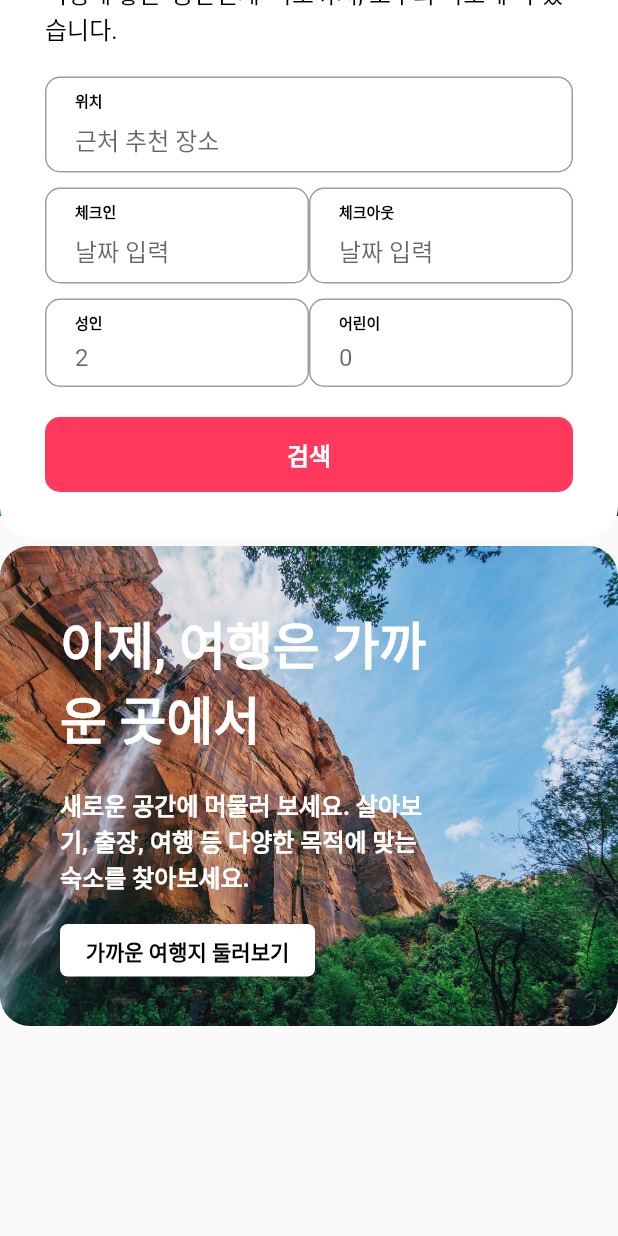
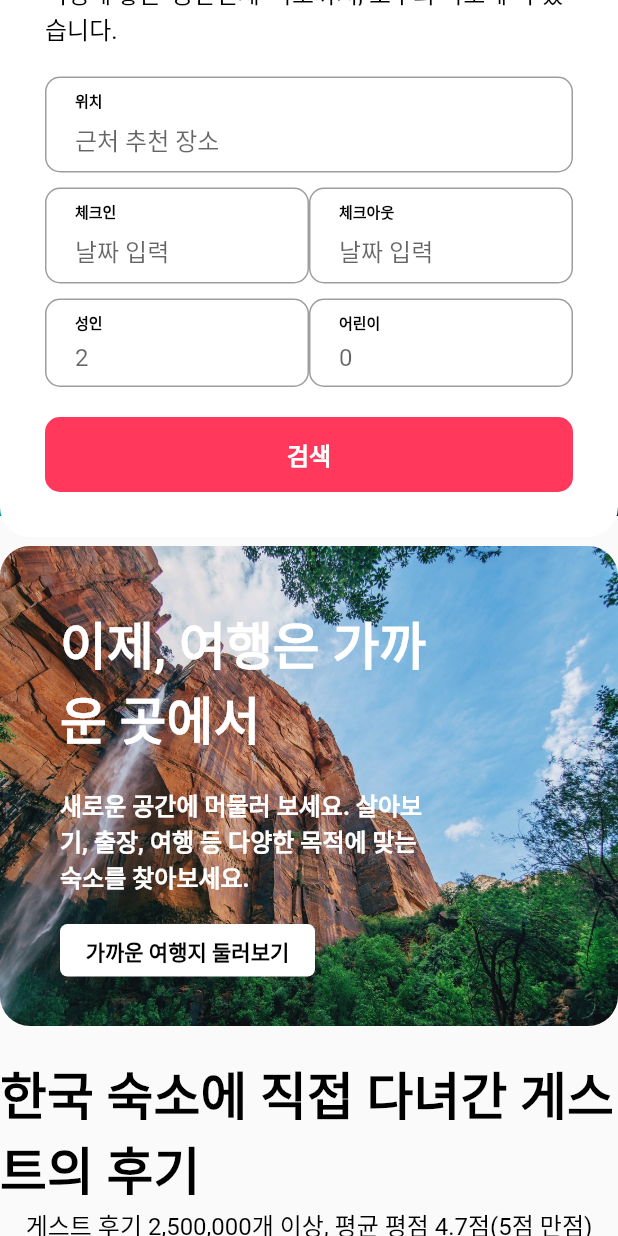
Before and after one commit to codewhite7777/flutter_ui_clone_01, a Flutter app: the screen it shows after launch, scrolled down 276 dp, on a phone screen of 412 x 824 dp. Run offline on Flutter 3.47's test engine with Material 2 defaults, Android fonts, the phone set to English and light mode, and no system bars; our stand-ins replace flutter_svg.

Commit message:
feat: home body

```diff
--- a/flutter_airbnb/lib/components/common/common_form_field.dart
+++ b/flutter_airbnb/lib/components/common/common_form_field.dart
@@ -18,14 +18,14 @@ class CommonFormField extends StatelessWidget {
         TextFormField(
           textAlignVertical: TextAlignVertical.bottom,
           decoration: InputDecoration(
-            contentPadding: EdgeInsets.only(top: 30, left: 20, bottom: 10),
+            contentPadding: const EdgeInsets.only(top: 30, left: 20, bottom: 10),
             hintText: hintText,
             border: OutlineInputBorder(
               borderRadius: BorderRadius.circular(10),
             ),
             focusedBorder: OutlineInputBorder(
               borderRadius: BorderRadius.circular(10),
-              borderSide: BorderSide(
+              borderSide: const BorderSide(
                 color: Colors.black,
                 width: 2,
               ),
--- a/flutter_airbnb/lib/components/home/home_body.dart
+++ b/flutter_airbnb/lib/components/home/home_body.dart
@@ -13,7 +13,7 @@ class HomeBody extends StatelessWidget {
       child: SizedBox(
         width: bodyWidth,
         child: Column(
-          children: [
+          children: const [
             HomeBodyBanner(),
             HomeBodyPopular(),
           ],
--- a/flutter_airbnb/lib/components/home/home_body_banner.dart
+++ b/flutter_airbnb/lib/components/home/home_body_banner.dart
@@ -8,7 +8,7 @@ class HomeBodyBanner extends StatelessWidget {
   @override
   Widget build(BuildContext context) {
     return Padding(
-      padding: EdgeInsets.only(top: gap_m),
+      padding: const EdgeInsets.only(top: gap_m),
       child: Stack(
         children: [
           _buildBannerImage(),
@@ -34,21 +34,21 @@ class HomeBodyBanner extends StatelessWidget {
         crossAxisAlignment: CrossAxisAlignment.start,
         children: [
           Container(
-            constraints: BoxConstraints(maxWidth: 250),
+            constraints: const BoxConstraints(maxWidth: 250),
             child: Text(
               '이제, 여행은 가까운 곳에서',
               style: h4(mColor: Colors.white),
             ),
           ),
-          SizedBox(height: gap_m),
+          const SizedBox(height: gap_m),
           Container(
-            constraints: BoxConstraints(maxWidth: 250),
+            constraints: const BoxConstraints(maxWidth: 250),
             child: Text(
               '새로운 공간에 머물러 보세요. 살아보기, 출장, 여행 등 다양한 목적에 맞는 숙소를 찾아보세요.',
               style: subtitle1(mColor: Colors.white),
             ),
           ),
-          SizedBox(height: gap_m),
+          const SizedBox(height: gap_m),
           SizedBox(
             height: 35,
             width: 170,
--- a/flutter_airbnb/lib/components/home/home_body_popular.dart
+++ b/flutter_airbnb/lib/components/home/home_body_popular.dart
@@ -1,6 +1,7 @@
 import 'package:flutter/material.dart';
 import 'package:flutter_airbnb/components/home/home_body_popular_item.dart';
 import 'package:flutter_airbnb/size.dart';
+import 'package:flutter_airbnb/style.dart';
 
 class HomeBodyPopular extends StatelessWidget {
   const HomeBodyPopular({Key? key}) : super(key: key);
@@ -8,7 +9,7 @@ class HomeBodyPopular extends StatelessWidget {
   @override
   Widget build(BuildContext context) {
     return Padding(
-      padding: EdgeInsets.only(top: gap_m),
+      padding: const EdgeInsets.only(top: gap_m),
       child: Column(
         children: [
           _buildPopularTitle(),
@@ -19,16 +20,28 @@ class HomeBodyPopular extends StatelessWidget {
   }
 
   Widget _buildPopularTitle() {
-    return SizedBox();
+    return Column(
+      children: [
+        Text(
+          '한국 숙소에 직접 다녀간 게스트의 후기',
+          style: h5(),
+        ),
+        Text(
+          '게스트 후기 2,500,000개 이상, 평균 평점 4.7점(5점 만점)',
+          style: body1(),
+        ),
+        const SizedBox(height: gap_m),
+      ],
+    );
   }
 
   Widget _buildPopularList() {
     return Wrap(
       children: [
         HomeBodyPopularItem(id: 0),
-        SizedBox(width: 7.5),
+        const SizedBox(width: 7.5),
         HomeBodyPopularItem(id: 1),
-        SizedBox(width: 7.5),
+        const SizedBox(width: 7.5),
         HomeBodyPopularItem(id: 2),
       ],
     );
--- a/flutter_airbnb/lib/components/home/home_header.dart
+++ b/flutter_airbnb/lib/components/home/home_header.dart
@@ -12,14 +12,14 @@ class HomeHeader extends StatelessWidget {
       width: double.infinity,
       height: header_height,
       child: Container(
-        decoration: BoxDecoration(
+        decoration: const BoxDecoration(
           image: DecorationImage(
             image: AssetImage('asset/images/background.jpeg'),
             fit: BoxFit.cover,
           ),
         ),
         child: Column(
-          children: [
+          children: const [
             HomeHeaderAppBar(),
             HomeHeaderForm(),
           ],
--- a/flutter_airbnb/lib/main.dart
+++ b/flutter_airbnb/lib/main.dart
@@ -10,7 +10,7 @@ class MyApp extends StatelessWidget {
 
   @override
   Widget build(BuildContext context) {
-    return MaterialApp(
+    return const MaterialApp(
       home: HomePage(),
     );
   }
--- a/flutter_airbnb/lib/pages/home_page.dart
+++ b/flutter_airbnb/lib/pages/home_page.dart
@@ -9,7 +9,7 @@ class HomePage extends StatelessWidget {
   Widget build(BuildContext context) {
     return Scaffold(
       body: ListView(
-        children: [
+        children: const [
           HomeHeader(),
           HomeBody(),
         ],
--- a/flutter_airbnb/lib/style.dart
+++ b/flutter_airbnb/lib/style.dart
@@ -41,5 +41,5 @@ TextStyle overline({Color mColor = Colors.black}) {
 }
 
 TextStyle body1({Color mColor = Colors.black}) {
-  return TextStyle(fontSize: 16, color: Colors.black);
+  return const TextStyle(fontSize: 16, color: Colors.black);
 }
```
Also changed, not shown: flutter_airbnb/lib/components/home/home_body_popular_item.dart (+74 -6 lines), flutter_airbnb/lib/components/home/home_header_appbar.dart (+4 -4 lines).
